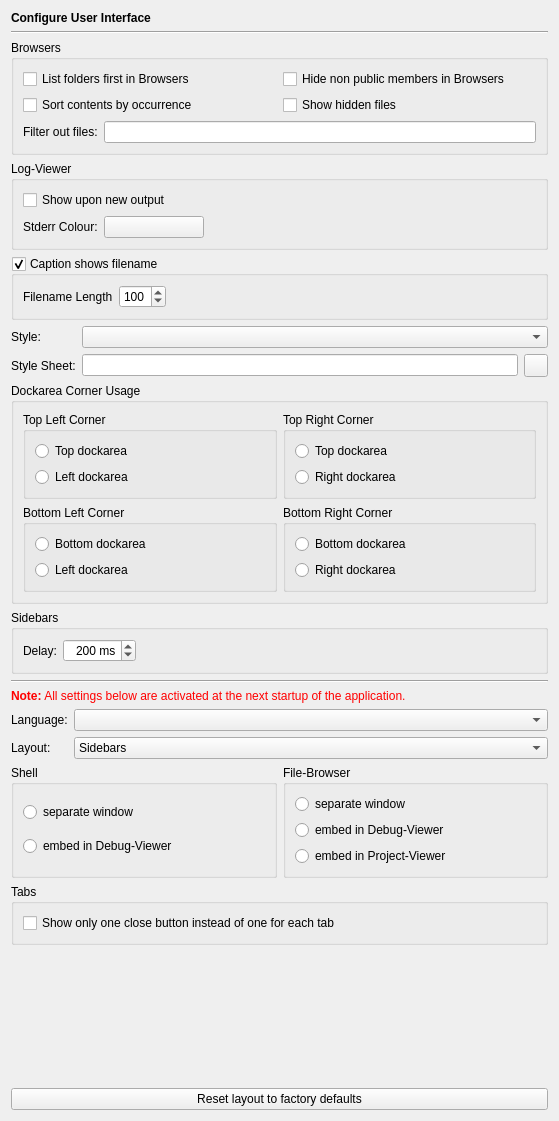
Before: the Qt Designer form Preferences/ConfigurationPages/InterfacePage.ui in testmana2/test, drawn with Qt 5.
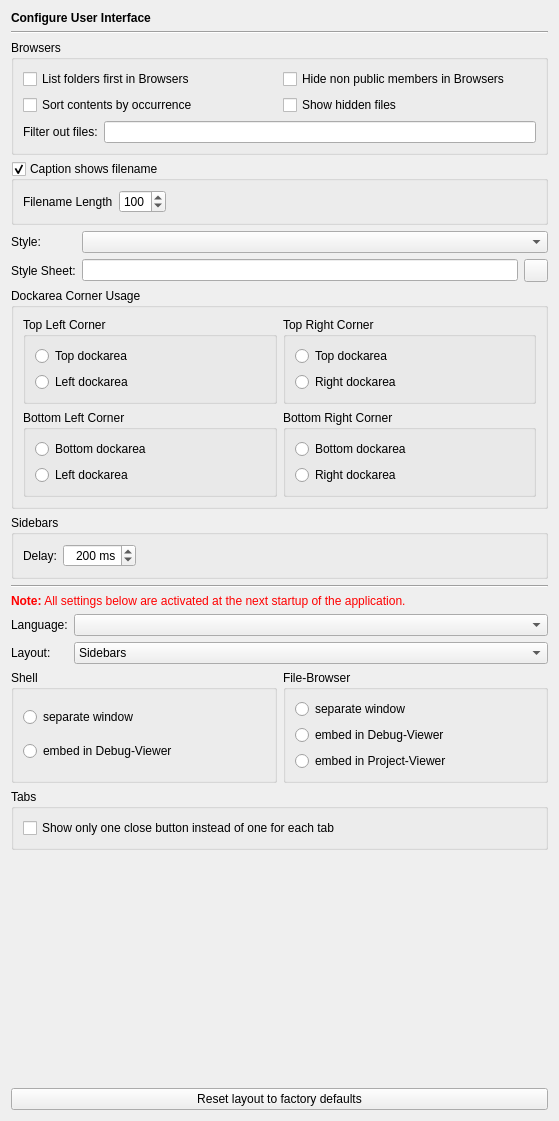
After: the same form once the commit is applied.

Commit message: Added a configuration page for the log viewer to the configuration dialog.

```diff
--- a/Preferences/ConfigurationPages/InterfacePage.ui
+++ b/Preferences/ConfigurationPages/InterfacePage.ui
@@ -98,61 +98,6 @@
      </layout>
     </widget>
    </item>
-   <item>
-    <widget class="QGroupBox" name="groupBox_3">
-     <property name="title">
-      <string>Log-Viewer</string>
-     </property>
-     <layout class="QGridLayout" name="gridLayout_3">
-      <item row="0" column="0" colspan="3">
-       <widget class="QCheckBox" name="lvAutoRaiseCheckBox">
-        <property name="toolTip">
-         <string>Select to show the log-viewer upon new output</string>
-        </property>
-        <property name="text">
-         <string>Show upon new output</string>
-        </property>
-       </widget>
-      </item>
-      <item row="1" column="0">
-       <widget class="QLabel" name="TextLabel3_2_2">
-        <property name="text">
-         <string>Stderr Colour:</string>
-        </property>
-       </widget>
-      </item>
-      <item row="1" column="1">
-       <widget class="QPushButton" name="stderrTextColourButton">
-        <property name="minimumSize">
-         <size>
-          <width>100</width>
-          <height>0</height>
-         </size>
-        </property>
-        <property name="toolTip">
-         <string>Select the colour for text sent to stderr</string>
-        </property>
-        <property name="text">
-         <string/>
-        </property>
-       </widget>
-      </item>
-      <item row="1" column="2">
-       <spacer name="horizontalSpacer">
-        <property name="orientation">
-         <enum>Qt::Horizontal</enum>
-        </property>
-        <property name="sizeHint" stdset="0">
-         <size>
-          <width>319</width>
-          <height>20</height>
-         </size>
-        </property>
-       </spacer>
-      </item>
-     </layout>
-    </widget>
-   </item>
    <item>
     <widget class="QGroupBox" name="uiCaptionShowsFilenameGroupBox">
      <property name="focusPolicy">
```
Left out of the diff: 2 changed lines with no effect on the pictures. The commit also changes 26 other files.
